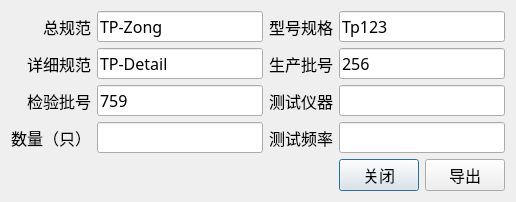
Qt form MeterMode/clsShowReport.ui (caicaiking/WKEFactoryView2014) before a commit.
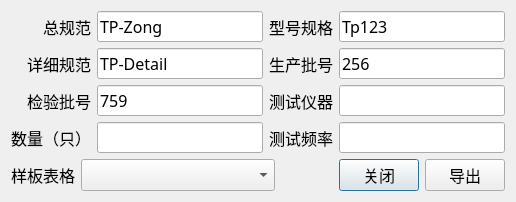
The same form after that commit.

Patch:
```diff
--- a/MeterMode/clsShowReport.ui
+++ b/MeterMode/clsShowReport.ui
@@ -282,7 +282,42 @@
     </layout>
    </item>
    <item>
-    <layout class="QHBoxLayout" name="horizontalLayout">
+    <layout class="QHBoxLayout" name="horizontalLayout" stretch="0,10,3,0,0">
+     <item>
+      <widget class="QLabel" name="label_11">
+       <property name="font">
+        <font>
+         <family>楷体</family>
+         <pointsize>12</pointsize>
+        </font>
+       </property>
+       <property name="text">
+        <string>样板表格</string>
+       </property>
+       <property name="alignment">
+        <set>Qt::AlignRight|Qt::AlignTrailing|Qt::AlignVCenter</set>
+       </property>
+       <property name="buddy">
+        <cstring>txtTestLotNo</cstring>
+       </property>
+      </widget>
+     </item>
+     <item>
+      <widget class="QComboBox" name="cmbReport">
+       <property name="minimumSize">
+        <size>
+         <width>0</width>
+         <height>32</height>
+        </size>
+       </property>
+       <property name="font">
+        <font>
+         <family>楷体</family>
+         <pointsize>12</pointsize>
+        </font>
+       </property>
+      </widget>
+     </item>
      <item>
       <spacer name="horizontalSpacer">
        <property name="orientation">
```
